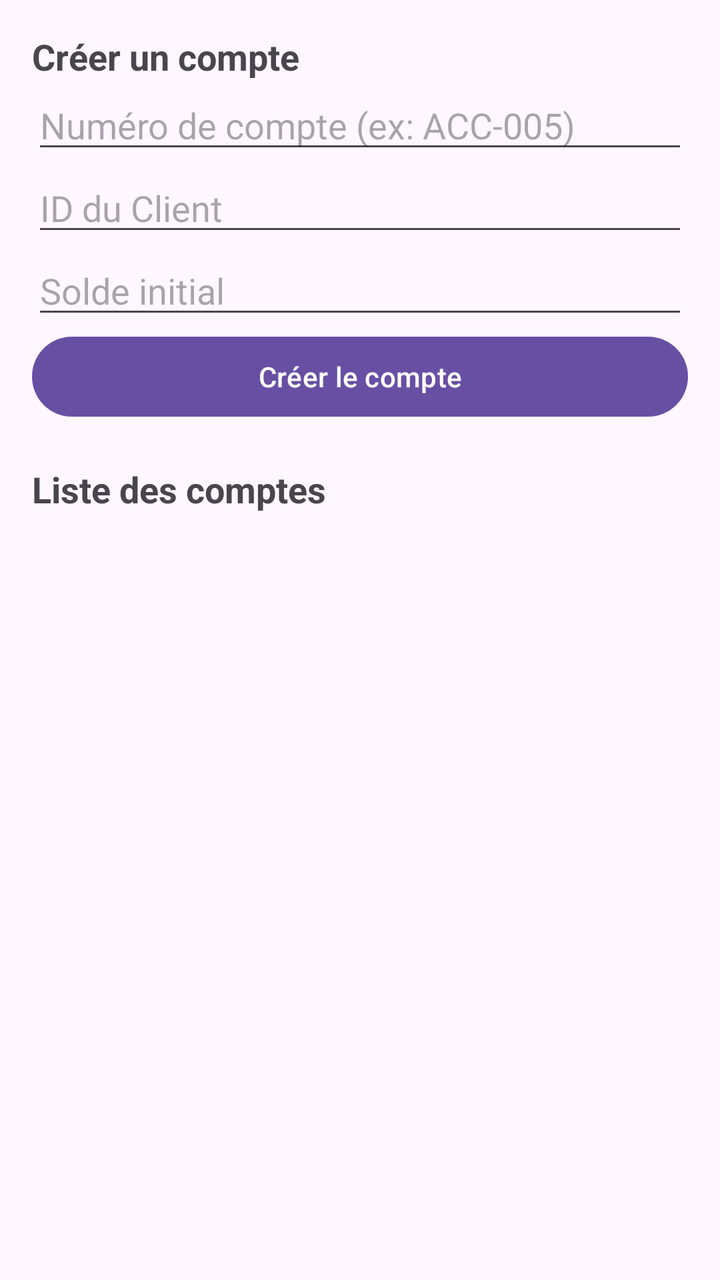
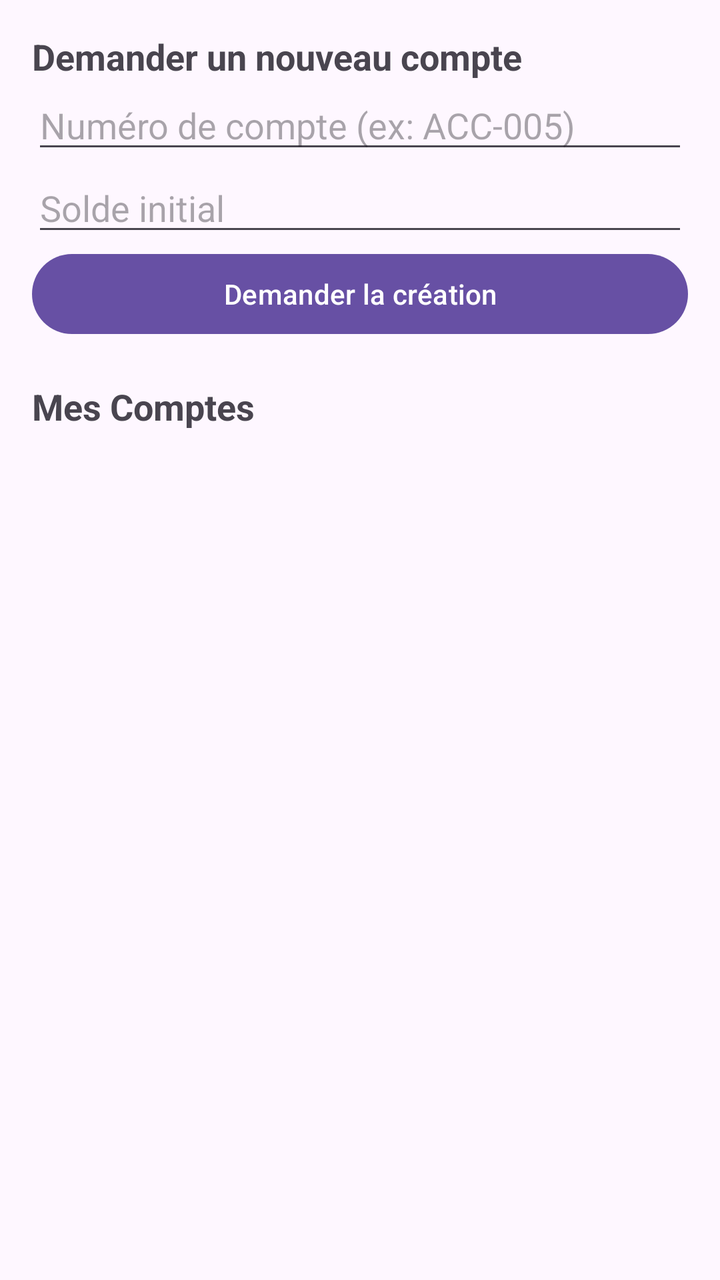

Two renders of the same Android screen: before a commit and after it. Below are the layout's source before the change and the commit's diff.
<!-- AndroidManifest.xml: application theme Theme.BankProject -->
<!-- res/layout/fragment_account.xml -->
<?xml version="1.0" encoding="utf-8"?>
<ScrollView xmlns:android="http://schemas.android.com/apk/res/android"
    android:layout_width="match_parent"
    android:layout_height="match_parent">

    <LinearLayout
        android:layout_width="match_parent"
        android:layout_height="wrap_content"
        android:orientation="vertical"
        android:padding="16dp">

        <TextView
            android:layout_width="wrap_content"
            android:layout_height="wrap_content"
            android:text="Créer un compte"
            android:textSize="18sp"
            android:textStyle="bold" />

        <EditText android:id="@+id/etAccountNumber" android:layout_width="match_parent" android:layout_height="wrap_content" android:hint="Numéro de compte (ex: ACC-005)" />
        <EditText android:id="@+id/etCustomerId" android:layout_width="match_parent" android:layout_height="wrap_content" android:hint="ID du Client" android:inputType="number" />
        <EditText android:id="@+id/etBalance" android:layout_width="match_parent" android:layout_height="wrap_content" android:hint="Solde initial" android:inputType="numberDecimal" />

        <Button
            android:id="@+id/btnAddAccount"
            android:layout_width="match_parent"
            android:layout_height="wrap_content"
            android:text="Créer le compte" />

        <TextView
            android:layout_width="wrap_content"
            android:layout_height="wrap_content"
            android:text="Liste des comptes"
            android:textSize="18sp"
            android:textStyle="bold"
            android:layout_marginTop="20dp" />

        <androidx.recyclerview.widget.RecyclerView
            android:id="@+id/recyclerViewAccounts"
            android:layout_width="match_parent"
            android:layout_height="wrap_content"
            android:layout_marginTop="10dp" />
    </LinearLayout>
</ScrollView>
<!-- resources referenced by this layout -->
<resources>
  <style name="Theme.BankProject" parent="Base.Theme.BankProject" />
  <style name="Base.Theme.BankProject" parent="Theme.Material3.DayNight.NoActionBar">
          
          
      </style>
</resources>

<!-- the commit's change to res/layout/fragment_account.xml (unified diff, before → after) -->
@@ -12,24 +12,23 @@
         <TextView
             android:layout_width="wrap_content"
             android:layout_height="wrap_content"
-            android:text="Créer un compte"
+            android:text="Demander un nouveau compte"
             android:textSize="18sp"
             android:textStyle="bold" />
 
         <EditText android:id="@+id/etAccountNumber" android:layout_width="match_parent" android:layout_height="wrap_content" android:hint="Numéro de compte (ex: ACC-005)" />
-        <EditText android:id="@+id/etCustomerId" android:layout_width="match_parent" android:layout_height="wrap_content" android:hint="ID du Client" android:inputType="number" />
         <EditText android:id="@+id/etBalance" android:layout_width="match_parent" android:layout_height="wrap_content" android:hint="Solde initial" android:inputType="numberDecimal" />
 
         <Button
             android:id="@+id/btnAddAccount"
             android:layout_width="match_parent"
             android:layout_height="wrap_content"
-            android:text="Créer le compte" />
+            android:text="Demander la création" />
 
         <TextView
             android:layout_width="wrap_content"
             android:layout_height="wrap_content"
-            android:text="Liste des comptes"
+            android:text="Mes Comptes"
             android:textSize="18sp"
             android:textStyle="bold"
             android:layout_marginTop="20dp" />
